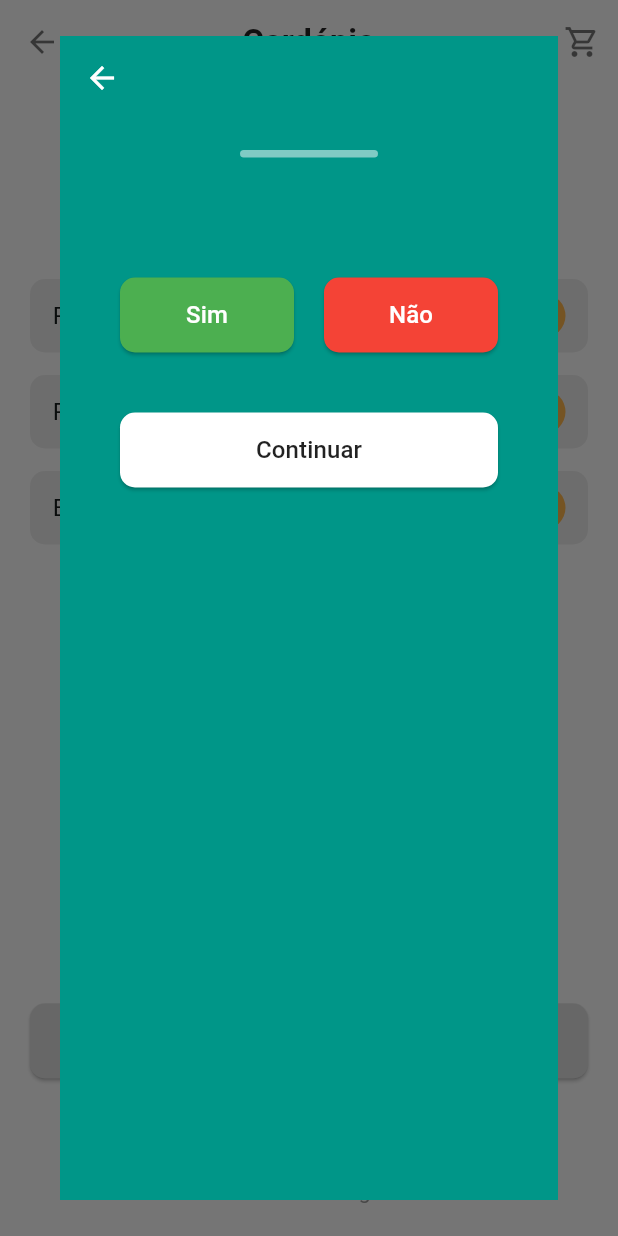
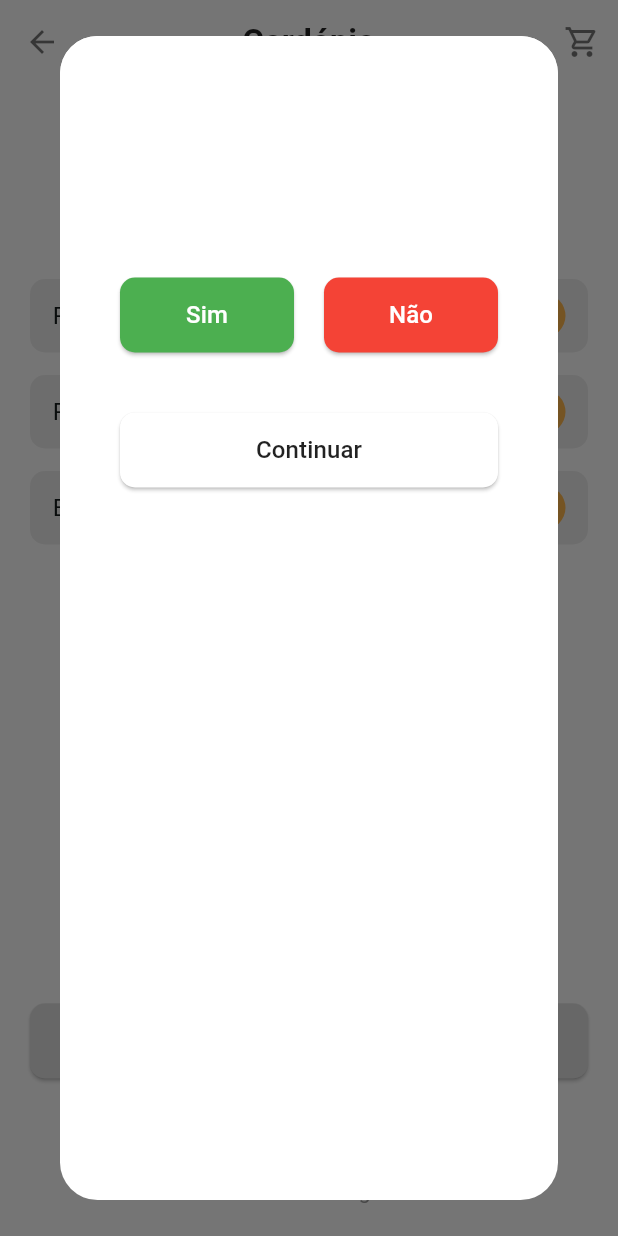
Before and after one commit to ChebasOficial/chatbot, a Flutter app: the CardapioScreen screen opened by its route, after a tap on "Continuar", on a phone screen of 412 x 824 dp. Run offline on Flutter 3.47's test engine with Material 3 defaults, Android fonts, the phone set to English and light mode, and no system bars; our stand-ins replace firebase_core; accounts and stored records are empty; network calls fail.

Commit message:
popup_aredondado
pop up de confirmação arredondado

```diff
--- a/lib/screens/cardapio_screen.dart
+++ b/lib/screens/cardapio_screen.dart
@@ -67,14 +67,15 @@ class _CardapioScreenState extends State<CardapioScreen> {
                 child: Column(
                   children: [
                     ElevatedButton(
-                      // --- onPressed MODIFICADO ---
+                      // --- onPressed
                       onPressed: () {
                         showDialog(
                           context: context,
                           builder: (BuildContext dialogContext) {
                             return Dialog(
+                              backgroundColor: Colors.transparent,
                               shape: RoundedRectangleBorder(
-                                borderRadius: BorderRadius.circular(10.0),
+                                borderRadius: BorderRadius.circular(1000),
                               ),
                               child: const YesNoConfirmationScreen(),
                             );
--- a/lib/screens/yes_no_confirmation_screen.dart
+++ b/lib/screens/yes_no_confirmation_screen.dart
@@ -6,23 +6,29 @@ class YesNoConfirmationScreen extends StatelessWidget {
   @override
   Widget build(BuildContext context) {
     // Using teal accent color from the image
-    const Color primaryColor =
-        Colors.teal; // Or Colors.cyanAccent[700] or similar
+    const Color primaryColor = Color.fromARGB(
+        255, 255, 255, 255); // Or Colors.cyanAccent[700] or similar
 
-    return Scaffold(
+    return Container(
+        color: Colors.transparent, // Define o fundo externo como transparente
+        child: ClipRRect(
+            // O seu ClipRRect existente começa aqui
+            borderRadius: BorderRadius.circular(25.0), // Mantém o seu raio
+            child: Scaffold(
               backgroundColor: primaryColor,
               appBar: AppBar(
                 backgroundColor: primaryColor,
                 elevation: 0,
                 leading: IconButton(
                   icon: const Icon(Icons.arrow_back, color: Colors.white),
-          onPressed: () =>
-              Navigator.of(context).pop(), // Go back to Linha/Coluna Selection
+                  onPressed: () => Navigator.of(context)
+                      .pop(), // Go back to Linha/Coluna Selection
                 ),
               ),
               body: SafeArea(
                 child: Padding(
-          padding: const EdgeInsets.symmetric(horizontal: 40.0, vertical: 20.0),
+                  padding: const EdgeInsets.symmetric(
+                      horizontal: 40.0, vertical: 20.0),
                   child: Column(
                     mainAxisAlignment: MainAxisAlignment.center,
                     crossAxisAlignment: CrossAxisAlignment.stretch,
@@ -36,7 +42,8 @@ class YesNoConfirmationScreen extends StatelessWidget {
                               0.5), // INFO: Consider replacing deprecated withOpacity
                           borderRadius: BorderRadius.circular(10),
                         ),
-                margin: const EdgeInsets.only(bottom: 80, left: 80, right: 80),
+                        margin: const EdgeInsets.only(
+                            bottom: 80, left: 80, right: 80),
                       ),
                       // Yes/No Buttons Row
                       Row(
@@ -109,6 +116,6 @@ class YesNoConfirmationScreen extends StatelessWidget {
                   ),
                 ),
               ),
-    );
+            )));
   }
 }
```
Also changed, not shown: 5 other files. Lines whose indentation alone changed are shown as unchanged.
